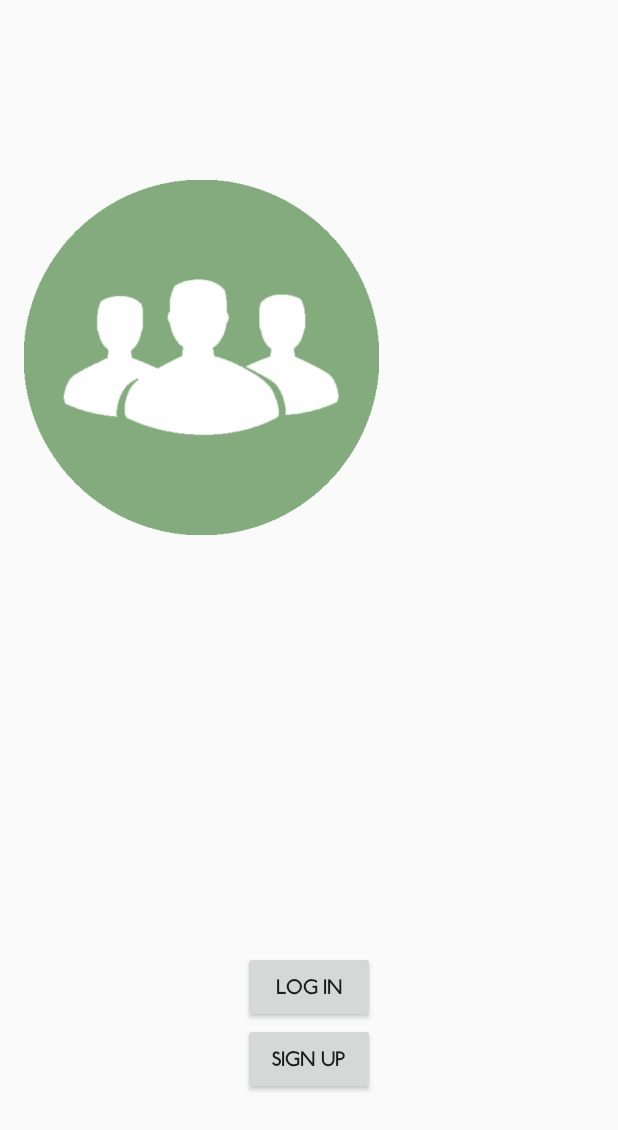
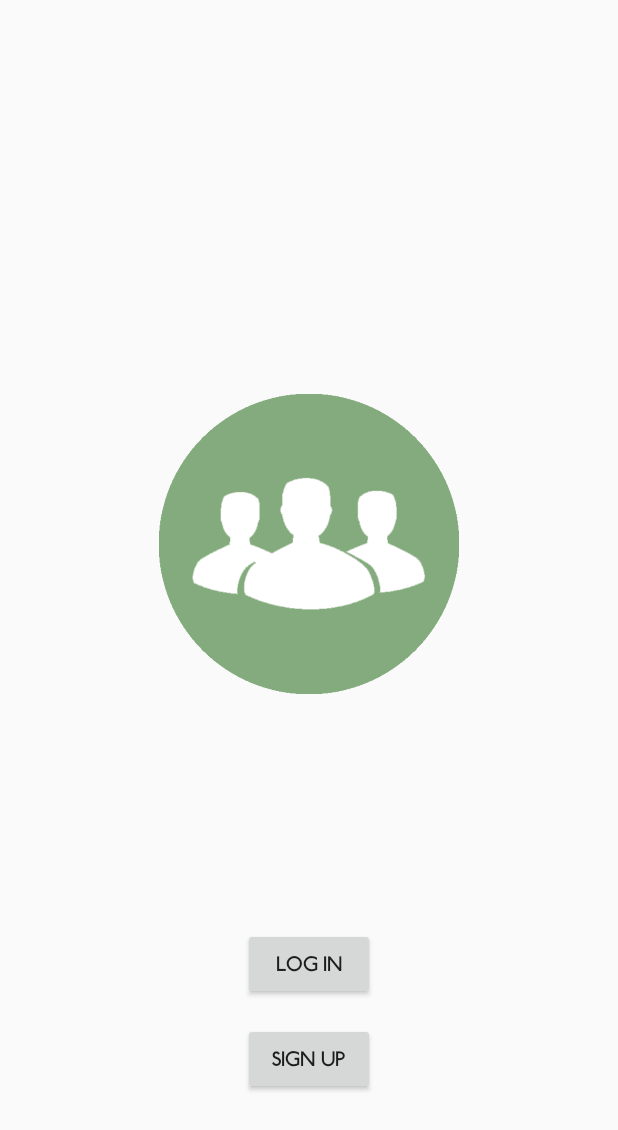
Before and after one commit to soypaduano/PlanMe, an Android app: the screen it shows after launch (MainActivity), on a phone screen of 412 x 824 dp. Shown: the top 1130 px of the screen. Run offline under Robolectric (Android 15) with nearby library versions, the phone set to English and light mode, and no system bars.

```diff
--- a/app/src/debug/res/values/google_maps_api.xml
+++ b/app/src/debug/res/values/google_maps_api.xml
@@ -16,6 +16,6 @@
     string in this file.
     -->
     <string name="google_maps_key" templateMergeStrategy="preserve" translatable="false">
-        AIzaSyCKMSxjU4jq3Ha4ZGi1qDFaErsZR7DS1mg
+        AIzaSyBwd_reH40GPmfy4t83tmel-bZigxePjrU
     </string>
 </resources>
--- a/app/src/main/AndroidManifest.xml
+++ b/app/src/main/AndroidManifest.xml
@@ -15,7 +15,6 @@
         <activity android:name=".MainActivity">
             <intent-filter>
                 <action android:name="android.intent.action.MAIN" />
-
                 <category android:name="android.intent.category.LAUNCHER" />
             </intent-filter>
         </activity>
@@ -43,10 +42,10 @@
 
         <meta-data
             android:name="com.google.android.geo.API_KEY"
-            android:value="@string/google_maps_key" />
+            android:value="AIzaSyBwd_reH40GPmfy4t83tmel-bZigxePjrU" />
         <meta-data
             android:name="com.google.android.maps.v2.API_KEY"
-            android:value="@string/google_maps_key" />
+            android:value="AIzaSyBwd_reH40GPmfy4t83tmel-bZigxePjrU" />
 
         <meta-data
             android:name="com.google.android.gms.version"
--- a/app/src/main/java/itesm/mx/planme/LoginActivity.java
+++ b/app/src/main/java/itesm/mx/planme/LoginActivity.java
@@ -100,14 +100,13 @@ public class LoginActivity extends AppCompatActivity implements View.OnClickList
                                 @Override
                                 public void onComplete(@NonNull Task<AuthResult> task) {
                                     Log.d(TAG, "signInWithEmail:onComplete:" + task.isSuccessful());
-
                                     // If sign in fails, display a message to the user. If sign in succeeds
                                     // the auth state listener will be notified and logic to handle the
                                     // signed in user can be handled in the listener.
 
                                     /* Vemos si el usuario esta comprobado */
 
-                                    if (task.isSuccessful()) {
+                                    if (task.isSuccessful()==true) {
                                         /* Si esta, abrimos buscar ofrecer, y aparte, le mandamos el UID del usuario que se registro */
                                         Intent myIntento = new Intent(LoginActivity.this, BuscarOfrecerActivity.class);
                                         myIntento.putExtra("uid",mAuth.getCurrentUser().getUid());
--- a/app/src/main/java/itesm/mx/planme/SignupActivity.java
+++ b/app/src/main/java/itesm/mx/planme/SignupActivity.java
@@ -230,6 +230,7 @@ public class SignupActivity extends AppCompatActivity implements View.OnClickLis
                                                 toastmsg("Missing values!!");
                                         }
                                     }
+
                                 });
                     }
                     else
@@ -282,4 +283,6 @@ public class SignupActivity extends AppCompatActivity implements View.OnClickLis
         return null;
     }
 
+
+
 }
--- a/app/src/main/res/layout/activity_main.xml
+++ b/app/src/main/res/layout/activity_main.xml
@@ -26,16 +26,15 @@
         android:text="@string/login"
         android:id="@+id/btn_login"
         android:layout_above="@+id/btn_signup"
-        android:layout_alignStart="@+id/btn_signup" />
+        android:layout_alignStart="@+id/btn_signup"
+        android:layout_marginBottom="15dp" />
 
     <ImageView
-        android:layout_width="wrap_content"
+        android:layout_width="200dp"
         android:layout_height="wrap_content"
         android:id="@+id/imageView"
         android:src="@drawable/logo"
         android:layout_above="@+id/btn_login"
-        android:layout_alignParentEnd="true"
-        android:layout_marginEnd="143dp"
-        android:layout_marginBottom="173dp" />
+        android:layout_centerHorizontal="true" />
 
 </RelativeLayout>
```
Also changed, not shown: app/build.gradle (+13 -0 lines), app/src/main/java/itesm/mx/planme/NewEventActivity.java (+15 -12 lines), app/src/main/java/itesm/mx/planme/Timeline.java (+10 -2 lines), 1 other file.
